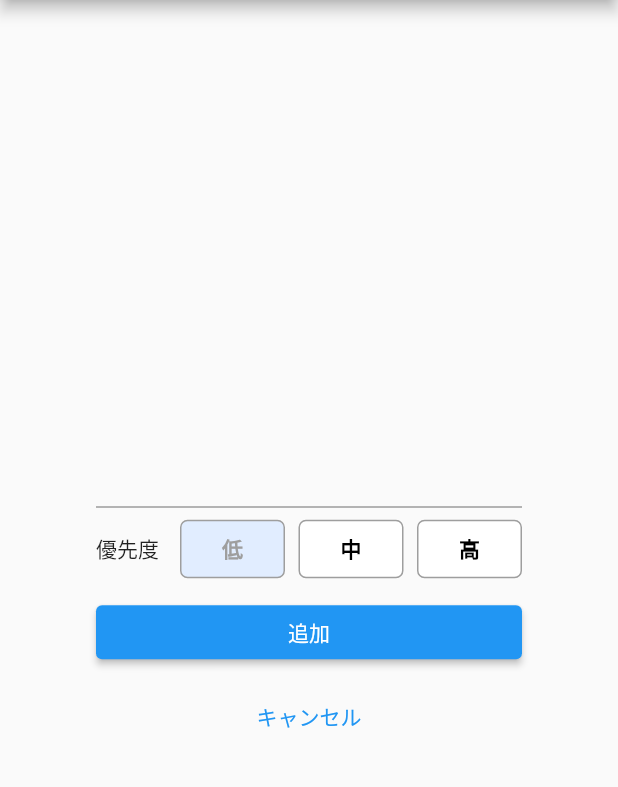
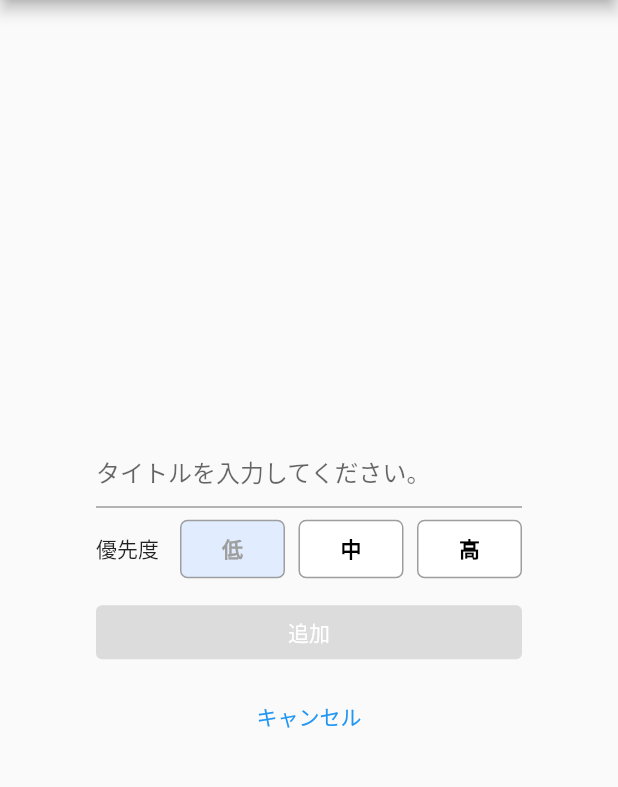
Before and after one commit to TakamuneSuda/todo-flutter, a Flutter app: the TodoAddEditPage screen opened directly, on a phone screen of 412 x 824 dp, the part 84-871 px from its top. Run offline on Flutter 3.47's test engine with Material 2 defaults, Android fonts, the phone set to English and light mode, and no system bars; our stand-ins replace sqflite; missing offline and left inert: dart:ffi; accounts and stored records are empty.

Commit message:
タイトル未入力時に保存ボタン非活性

```diff
--- a/todo/lib/main.dart
+++ b/todo/lib/main.dart
@@ -162,6 +162,9 @@ class _TodoAddEditPageState extends State<TodoAddEditPage>{
             Text(_text, style: TextStyle(color: Colors.blue)),
             const SizedBox(height: 8,),
             TextField(
+              decoration: InputDecoration(
+                hintText: 'タイトルを入力してください。'
+              ),
               controller: _controller,
               onChanged: (String value){
                 setState(() {
@@ -206,7 +209,9 @@ class _TodoAddEditPageState extends State<TodoAddEditPage>{
               width: double.infinity,
               child: ElevatedButton(
                 // primary: Colors.blue,
-                onPressed: () async {
+                onPressed
+                  : _text.isEmpty ? null
+                  : () async {
                     final isExitTitle = ToDo().isExistTitle(widget.id, _text);
                     if (await isExitTitle) {
                       ScaffoldMessenger.of(context).showSnackBar(
```
Lines whose indentation alone changed are shown as unchanged.
